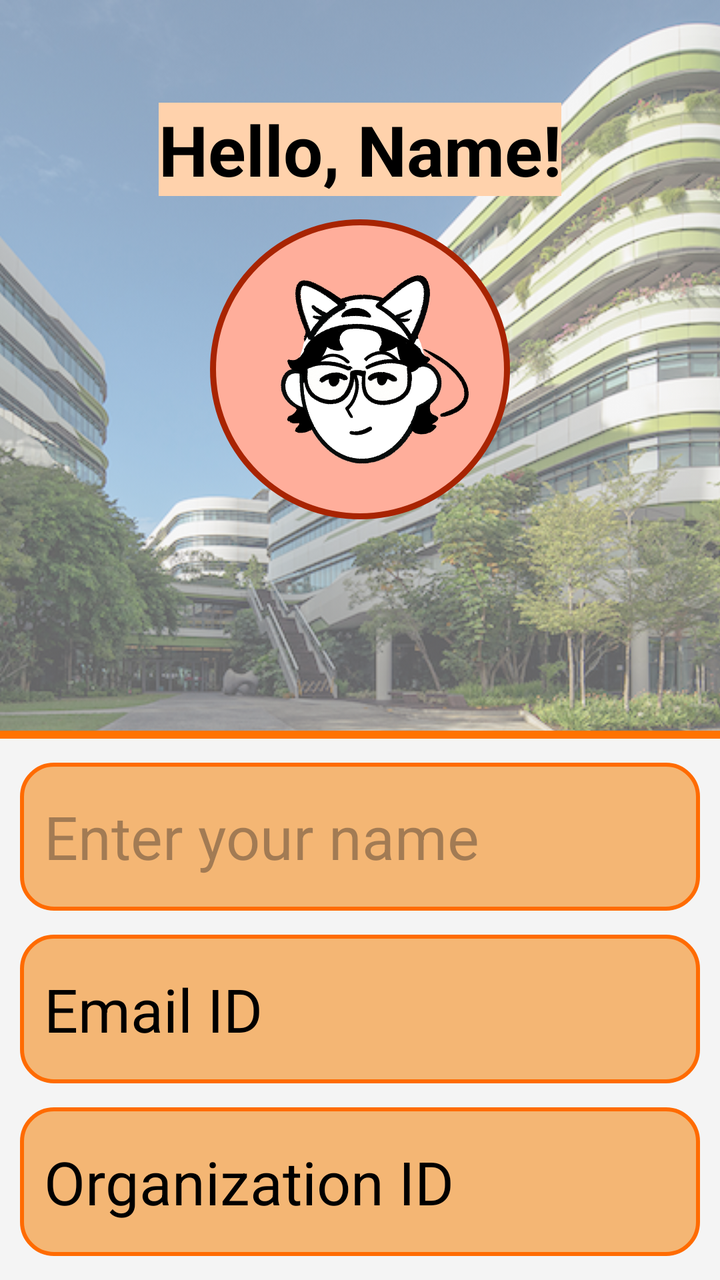
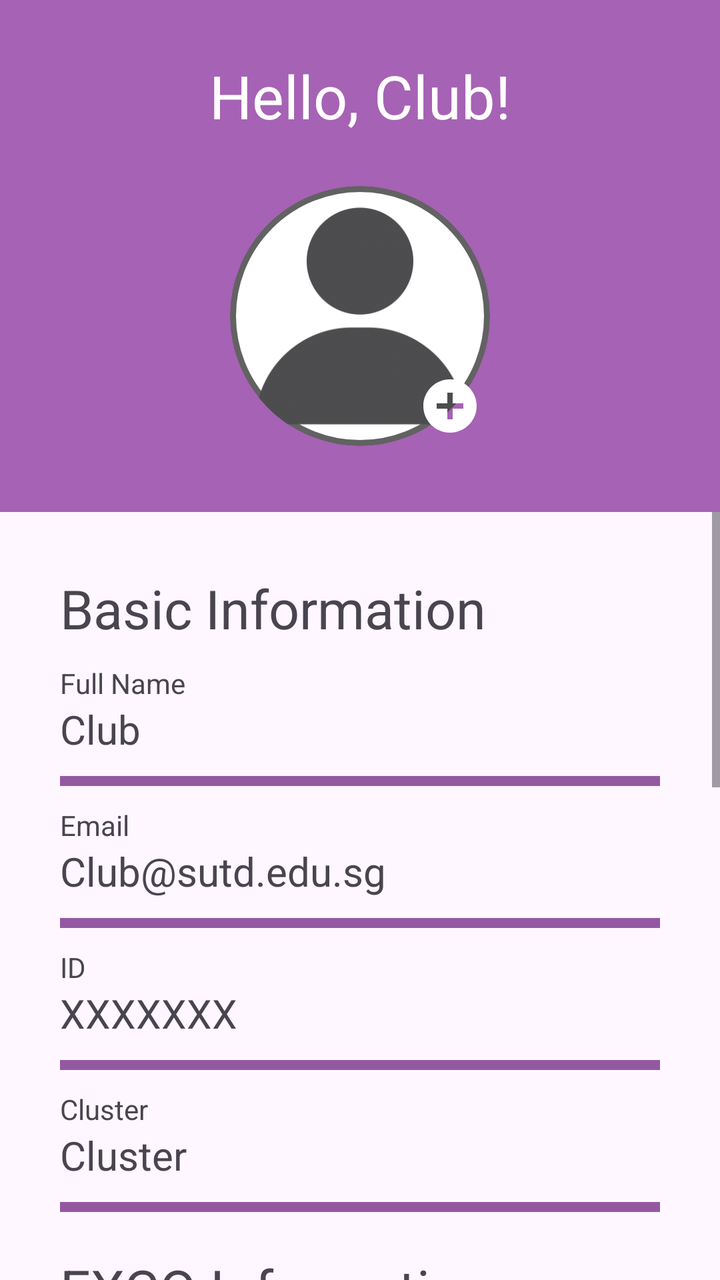

An Android layout rendered at two revisions. The XML below is the earlier revision; the diff shows what the commit changed to produce the second picture.
<!-- AndroidManifest.xml: application theme Theme.Infosys1d -->
<!-- res/layout/fragment_profile_org.xml -->
<?xml version="1.0" encoding="utf-8"?>
<FrameLayout xmlns:android="http://schemas.android.com/apk/res/android"
    xmlns:tools="http://schemas.android.com/tools"
    android:layout_width="match_parent"
    android:layout_height="match_parent"
    tools:context=".ProfileFragmentOrg"
    android:background="#F4F4F4">

    
    <LinearLayout
        android:layout_width="match_parent"
        android:layout_height="match_parent"
        android:orientation="vertical">

        <FrameLayout
            android:layout_width="match_parent"
            android:layout_height="0dp"
            android:layout_weight="3">

            <ImageView
                android:id="@+id/backgroundImage"
                android:layout_width="match_parent"
                android:layout_height="match_parent"
                android:src="@drawable/default_profile"
                android:scaleType="centerCrop"
                android:clickable="true"
                android:focusable="true"
                android:alpha="0.6"/>

            <ImageView
                android:id="@+id/profileImage"
                android:layout_width="150dp"
                android:layout_height="150dp"
                android:layout_gravity="center"
                android:background="@drawable/circle_mask"
                android:scaleType="centerCrop"
                android:src="@drawable/profile_pic"/>

            <TextView
                android:layout_width="wrap_content"
                android:layout_height="wrap_content"
                android:text="Hello, Name!"
                android:textSize="35dp"
                android:layout_gravity="center"
                android:layout_marginBottom="110dp"
                android:textColor="@color/black"
                android:textStyle="bold"
                android:background="#FFD2AC"/>

            <View
                android:layout_width="match_parent"
                android:layout_height="4dp"
                android:layout_gravity="bottom"
                android:layout_marginTop="150dp"
                android:background="#FF7300"/>

        </FrameLayout>

        <LinearLayout
            android:layout_width="match_parent"
            android:layout_height="0dp"
            android:layout_weight="2"
            android:layout_marginTop="12dp"
            android:layout_marginBottom="12dp"
            android:orientation="vertical"
            android:showDividers="middle"
            android:divider="@drawable/spacer_12dp"
            android:dividerPadding="12dp">

            <EditText
                android:id="@+id/name"
                android:layout_width="match_parent"
                android:layout_height="0dp"
                android:layout_weight="1"
                android:layout_marginLeft="10dp"
                android:layout_marginRight="10dp"
                android:background="@drawable/profile_overlay_box"
                android:hint="Enter your name"
                android:textSize="30sp"
                android:padding="12dp"
                android:textColor="@color/black"/>

            <EditText
                android:id="@+id/email"
                android:layout_width="match_parent"
                android:layout_height="0dp"
                android:layout_weight="1"
                android:layout_marginLeft="10dp"
                android:layout_marginRight="10dp"
                android:background="@drawable/profile_overlay_box"
                android:text="Email ID"
                android:textSize="30sp"
                android:padding="12dp"
                android:textColor="@color/black"/>

            <EditText
                android:id="@+id/studentId"
                android:layout_width="match_parent"
                android:layout_height="0dp"
                android:layout_weight="1"
                android:layout_marginLeft="10dp"
                android:layout_marginRight="10dp"
                android:background="@drawable/profile_overlay_box"
                android:text="Organization ID"
                android:textSize="30sp"
                android:padding="12dp"
                android:textColor="@color/black"/>

        </LinearLayout>

    </LinearLayout>

</FrameLayout>
<!-- resources referenced by this layout -->
<resources>
  <color name="black">#FF000000</color>
  <!-- drawable circle_mask (drawable) -->
  <?xml version="1.0" encoding="utf-8"?>
  <shape xmlns:android="http://schemas.android.com/apk/res/android"
      android:shape="oval">
      <solid android:color="#FFAE9B"/>
      <stroke
          android:width="3dp"
          android:color="#A82402"/>
  
  </shape>
  <!-- drawable default_profile: jpg bitmap (drawable, 791952 bytes) -->
  <!-- drawable profile_overlay_box (drawable) -->
  <?xml version="1.0" encoding="utf-8"?>
  <shape xmlns:android="http://schemas.android.com/apk/res/android"
      android:shape="rectangle">
  
      <solid android:color="#F4B674"/>
      <corners android:radius="16dp"/>
      <stroke
          android:width="2dp"
          android:color="#FF6B00"/>
  
  </shape>
  <!-- drawable profile_pic: png bitmap (drawable, 672652 bytes) -->
  <!-- drawable spacer_12dp (drawable) -->
  <?xml version="1.0" encoding="utf-8"?>
  <shape xmlns:android="http://schemas.android.com/apk/res/android"
      android:shape="rectangle">
      <size android:height="12dp" />
      <solid android:color="@android:color/transparent" />
  </shape>
  <style name="Theme.Infosys1d" parent="Base.Theme.Infosys1d" />
  <style name="Base.Theme.Infosys1d" parent="Theme.Material3.DayNight.NoActionBar">
          
          
      </style>
</resources>

<!-- the commit's change to res/layout/fragment_profile_org.xml (unified diff, before → after) -->
@@ -3,8 +3,7 @@
     xmlns:tools="http://schemas.android.com/tools"
     android:layout_width="match_parent"
     android:layout_height="match_parent"
-    tools:context=".ProfileFragmentOrg"
-    android:background="#F4F4F4">
+    tools:context=".ProfileFragmentOrg">
 
     
     <LinearLayout
@@ -15,98 +14,452 @@
         <FrameLayout
             android:layout_width="match_parent"
             android:layout_height="0dp"
-            android:layout_weight="3">
+            android:layout_weight="2">
 
             <ImageView
-                android:id="@+id/backgroundImage"
+                android:id="@+id/background"
                 android:layout_width="match_parent"
                 android:layout_height="match_parent"
-                android:src="@drawable/default_profile"
-                android:scaleType="centerCrop"
+                android:background="#6D0083"
                 android:clickable="true"
                 android:focusable="true"
                 android:alpha="0.6"/>
 
-            <ImageView
-                android:id="@+id/profileImage"
-                android:layout_width="150dp"
-                android:layout_height="150dp"
-                android:layout_gravity="center"
-                android:background="@drawable/circle_mask"
-                android:scaleType="centerCrop"
-                android:src="@drawable/profile_pic"/>
-
             <TextView
                 android:layout_width="wrap_content"
                 android:layout_height="wrap_content"
-                android:text="Hello, Name!"
-                android:textSize="35dp"
                 android:layout_gravity="center"
-                android:layout_marginBottom="110dp"
-                android:textColor="@color/black"
-                android:textStyle="bold"
-                android:background="#FFD2AC"/>
-
-            <View
-                android:layout_width="match_parent"
-                android:layout_height="4dp"
-                android:layout_gravity="bottom"
-                android:layout_marginTop="150dp"
-                android:background="#FF7300"/>
+                android:layout_marginBottom="80dp"
+                android:text="Hello, Club!"
+                android:textSize="30sp"
+                android:textColor="#FFFFFF"/>
+
+            <FrameLayout
+                android:layout_width="130dp"
+                android:layout_height="130dp"
+                android:layout_gravity="center"
+                android:layout_marginTop="30dp">
+
+                <ImageView
+                    android:id="@+id/profileImage"
+                    android:layout_width="130dp"
+                    android:layout_height="130dp"
+                    android:background="@drawable/circle_mask"
+                    android:src="@drawable/profile_picture"
+                    android:layout_gravity="center"
+                    android:scaleType="centerCrop"
+                    android:clipToOutline="true"/>
+
+                <ImageView
+                    android:id="@+id/ImagePicker"
+                    android:layout_width="32dp"
+                    android:layout_height="32dp"
+                    android:layout_gravity="bottom|right"
+                    android:layout_margin="4dp"
+                    android:src="@drawable/profile_change_button" />
+
+            </FrameLayout>
 
         </FrameLayout>
 
-        <LinearLayout
+        <ScrollView
             android:layout_width="match_parent"
             android:layout_height="0dp"
-            android:layout_weight="2"
-            android:layout_marginTop="12dp"
-            android:layout_marginBottom="12dp"
-            android:orientation="vertical"
-            android:showDividers="middle"
-            android:divider="@drawable/spacer_12dp"
-            android:dividerPadding="12dp">
-
-            <EditText
-                android:id="@+id/name"
+            android:layout_weight="3">
+
+            <FrameLayout
                 android:layout_width="match_parent"
-                android:layout_height="0dp"
-                android:layout_weight="1"
-                android:layout_marginLeft="10dp"
-                android:layout_marginRight="10dp"
-                android:background="@drawable/profile_overlay_box"
-                android:hint="Enter your name"
-                android:textSize="30sp"
-                android:padding="12dp"
-                android:textColor="@color/black"/>
-
-            <EditText
-                android:id="@+id/email"
-                android:layout_width="match_parent"
-                android:layout_height="0dp"
-                android:layout_weight="1"
-                android:layout_marginLeft="10dp"
-                android:layout_marginRight="10dp"
-                android:background="@drawable/profile_overlay_box"
-                android:text="Email ID"
-                android:textSize="30sp"
-                android:padding="12dp"
-                android:textColor="@color/black"/>
-
-            <EditText
-                android:id="@+id/studentId"
-                android:layout_width="match_parent"
-                android:layout_height="0dp"
-                android:layout_weight="1"
-                android:layout_marginLeft="10dp"
-                android:layout_marginRight="10dp"
-                android:background="@drawable/profile_overlay_box"
-                android:text="Organization ID"
-                android:textSize="30sp"
-                android:padding="12dp"
-                android:textColor="@color/black"/>
-
-        </LinearLayout>
+                android:layout_height="match_parent">
+
+                <LinearLayout
+                    android:layout_width="match_parent"
+                    android:layout_height="match_parent"
+                    android:orientation="vertical"
+                    android:padding="30dp">
+
+                    <TextView
+                        android:layout_width="match_parent"
+                        android:layout_height="wrap_content"
+                        android:layout_weight="1"
+                        android:text="Basic Information"
+                        android:textSize="27sp"
+                        android:paddingBottom="10dp"/>
+
+                    <LinearLayout
+                        android:id="@+id/NameField"
+                        android:layout_width="match_parent"
+                        android:layout_height="wrap_content"
+                        android:layout_weight="1"
+                        android:orientation="vertical"
+                        android:gravity="center_vertical">
+
+                        <TextView
+                            android:layout_width="match_parent"
+                            android:layout_height="wrap_content"
+                            android:text="Full Name"/>
+
+                        <TextView
+                            android:layout_width="match_parent"
+                            android:layout_height="wrap_content"
+                            android:text="Club"
+                            android:textSize="20sp"/>
+
+                        <View
+                            android:layout_width="match_parent"
+                            android:layout_height="5dp"
+                            android:background="#9458A1"
+                            android:layout_marginTop="10dp"
+                            android:layout_marginBottom="10dp" />
+
+                    </LinearLayout>
+
+                    <LinearLayout
+                        android:id="@+id/EmailField"
+                        android:layout_width="match_parent"
+                        android:layout_height="wrap_content"
+                        android:layout_weight="1"
+                        android:orientation="vertical"
+                        android:gravity="center_vertical">
+
+                        <TextView
+                            android:layout_width="match_parent"
+                            android:layout_height="wrap_content"
+                            android:text="Email"/>
+
+                        <TextView
+                            android:layout_width="match_parent"
+                            android:layout_height="wrap_content"
+                            android:text="Club@sutd.edu.sg"
+                            android:textSize="20sp"/>
+
+                        <View
+                            android:layout_width="match_parent"
+                            android:layout_height="5dp"
+                            android:background="#9458A1"
+                            android:layout_marginTop="10dp"
+                            android:layout_marginBottom="10dp" />
+
+                    </LinearLayout>
+
+                    <LinearLayout
+                        android:id="@+id/IdField"
+                        android:layout_width="match_parent"
+                        android:layout_height="wrap_content"
+                        android:layout_weight="1"
+                        android:orientation="vertical"
+                        android:gravity="center_vertical">
+
+                        <TextView
+                            android:layout_width="match_parent"
+                            android:layout_height="wrap_content"
+                            android:text="ID"/>
+
+                        <TextView
+                            android:layout_width="match_parent"
+                            android:layout_height="wrap_content"
+                            android:text="XXXXXXX"
+                            android:textSize="20sp"/>
+
+                        <View
+                            android:layout_width="match_parent"
+                            android:layout_height="5dp"
+                            android:background="#9458A1"
+                            android:layout_marginTop="10dp"
+                            android:layout_marginBottom="10dp" />
+
+                    </LinearLayout>
+
+                    <LinearLayout
+                        android:id="@+id/ClusterField"
+                        android:layout_width="match_parent"
+                        android:layout_height="wrap_content"
+                        android:layout_weight="1"
+                        android:orientation="vertical"
+                        android:gravity="center_vertical">
+
+                        <TextView
+                            android:layout_width="match_parent"
+                            android:layout_height="wrap_content"
+                            android:text="Cluster"/>
+
+                        <TextView
+                            android:layout_width="match_parent"
+                            android:layout_height="wrap_content"
+                            android:text="Cluster"
+                            android:textSize="20sp"/>
+
+                        <View
+                            android:layout_width="match_parent"
+                            android:layout_height="5dp"
+                            android:background="#9458A1"
+                            android:layout_marginTop="10dp"
+                            android:layout_marginBottom="10dp" />
+
+                    </LinearLayout>
+
+                    <TextView
+                        android:layout_width="match_parent"
+                        android:layout_height="wrap_content"
+                        android:layout_weight="1"
+                        android:text="EXCO Information"
+                        android:textSize="27sp"
+                        android:paddingTop="10dp"
+                        android:paddingBottom="10dp"/>
+
+                    <LinearLayout
+                        android:id="@+id/PresidentField"
+                        android:layout_width="match_parent"
+                        android:layout_height="wrap_content"
+                        android:layout_weight="1"
+                        android:orientation="vertical"
+                        android:gravity="center_vertical">
+
+                        <TextView
+                            android:layout_width="match_parent"
+                            android:layout_height="wrap_content"
+                            android:text="President"/>
+
+                        <EditText
+                            android:layout_width="match_parent"
+                            android:layout_height="wrap_content"
+                            android:hint="Add Name"
+                            android:textSize="20sp"
+                            android:background="@drawable/transparent_background"
+                            android:textColor="@color/black"/>
+
+                        <View
+                            android:layout_width="match_parent"
+                            android:layout_height="5dp"
+                            android:background="#9458A1"
+                            android:layout_marginTop="10dp"
+                            android:layout_marginBottom="10dp" />
+
+                    </LinearLayout>
+
+                    <LinearLayout
+                        android:id="@+id/VicePresidentField"
+                        android:layout_width="match_parent"
+                        android:layout_height="wrap_content"
+                        android:layout_weight="1"
+                        android:orientation="vertical"
+                        android:gravity="center_vertical">
+
+                        <TextView
+                            android:layout_width="match_parent"
+                            android:layout_height="wrap_content"
+                            android:text="Vice President"/>
+
+                        <EditText
+                            android:layout_width="match_parent"
+                            android:layout_height="wrap_content"
+                            android:hint="Add Name"
+                            android:textSize="20sp"
+                            android:background="@drawable/transparent_background"
+                            android:textColor="@color/black"/>
+
+                        <View
+                            android:layout_width="match_parent"
+                            android:layout_height="5dp"
+                            android:background="#9458A1"
+                            android:layout_marginTop="10dp"
+                            android:layout_marginBottom="10dp"/>
+
+                    </LinearLayout>
+
+                    <LinearLayout
+                        android:id="@+id/SecretaryField"
+                        android:layout_width="match_parent"
+                        android:layout_height="wrap_content"
+                        android:layout_weight="1"
+                        android:orientation="vertical"
+                        android:gravity="center_vertical">
+
+                        <TextView
+                            android:layout_width="match_parent"
+                            android:layout_height="wrap_content"
+                            android:text="Secretary"/>
+
+                        <EditText
+                            android:layout_width="match_parent"
+                            android:layout_height="wrap_content"
+                            android:hint="Add Name"
+                            android:textSize="20sp"
+                            android:background="@drawable/transparent_background"
+                            android:textColor="@color/black"/>
+
+                        <View
+                            android:layout_width="match_parent"
+                            android:layout_height="5dp"
+                            android:background="#9458A1"
+                            android:layout_marginTop="10dp"
+                            android:layout_marginBottom="10dp" />
+
+                    </LinearLayout>
+
+                    <LinearLayout
+                        android:id="@+id/TreasurerField"
+                        android:layout_width="match_parent"
+                        android:layout_height="wrap_content"
+                        android:layout_weight="1"
+                        android:orientation="vertical"
+                        android:gravity="center_vertical">
+
+                        <TextView
+                            android:layout_width="match_parent"
+                            android:layout_height="wrap_content"
+                            android:text="Treasurer"/>
+
+                        <EditText
+                            android:layout_width="match_parent"
+                            android:layout_height="wrap_content"
+                            android:hint="Add Name"
+                            android:textSize="20sp"
+                            android:background="@drawable/transparent_background"
+                            android:textColor="@color/black"/>
+
+                        <View
+                            android:layout_width="match_parent"
+                            android:layout_height="5dp"
+                            android:background="#9458A1"
+                            android:layout_marginTop="10dp"
+                            android:layout_marginBottom="10dp" />
+
+                    </LinearLayout>
+
+                    <TextView
+                        android:layout_width="match_parent"
+                        android:layout_height="wrap_content"
+                        android:layout_weight="1"
+                        android:text="Contact Information"
+                        android:textSize="27sp"
+                        android:paddingTop="10dp"
+                        android:paddingBottom="10dp"/>
+
+                    <LinearLayout
+                        android:id="@+id/PresidentTelegramField"
+                        android:layout_width="match_parent"
+                        android:layout_height="wrap_content"
+                        android:layout_weight="1"
+                        android:orientation="vertical"
+                        android:gravity="center_vertical">
+
+                        <TextView
+                            android:layout_width="match_parent"
+                            android:layout_height="wrap_content"
+                            android:text="President's Telegram"/>
+
+                        <EditText
+                            android:layout_width="match_parent"
+                            android:layout_height="wrap_content"
+                            android:hint="Add Telegram"
+                            android:textSize="20sp"
+                            android:background="@drawable/transparent_background"
+                            android:textColor="@color/black"/>
+
+                        <View
+                            android:layout_width="match_parent"
+                            android:layout_height="5dp"
+                            android:background="#9458A1"
+                            android:layout_marginTop="10dp"
+                            android:layout_marginBottom="10dp" />
+
+                    </LinearLayout>
+
+                    <LinearLayout
+                        android:id="@+id/VicePresidentTelegramField"
+                        android:layout_width="match_parent"
+                        android:layout_height="wrap_content"
+                        android:layout_weight="1"
+                        android:orientation="vertical"
+                        android:gravity="center_vertical">
+
+                        <TextView
+                            android:layout_width="match_parent"
+                            android:layout_height="wrap_content"
+                            android:text="Vice President's Telegram"/>
+
+                        <EditText
+                            android:layout_width="match_parent"
+                            android:layout_height="wrap_content"
+                            android:hint="Add Telegram"
+                            android:textSize="20sp"
+                            android:background="@drawable/transparent_background"
+                            android:textColor="@color/black"/>
+
+                        <View
+                            android:layout_width="match_parent"
+                            android:layout_height="5dp"
+                            android:background="#9458A1"
+                            android:layout_marginTop="10dp"
+                            android:layout_marginBottom="10dp" />
+
+                    </LinearLayout>
+
+                    <LinearLayout
+                        android:id="@+id/SecretaryTelegramField"
+                        android:layout_width="match_parent"
+                        android:layout_height="wrap_content"
+                        android:layout_weight="1"
+                        android:orientation="vertical"
+                        android:gravity="center_vertical">
+
+                        <TextView
+                            android:layout_width="match_parent"
+                            android:layout_height="wrap_content"
+                            android:text="Secretary's Telegram"/>
+
+                        <EditText
+                            android:layout_width="match_parent"
+                            android:layout_height="wrap_content"
+                            android:hint="Add Telegram"
+                            android:textSize="20sp"
+                            android:background="@drawable/transparent_background"
+                            android:textColor="@color/black"/>
+
+                        <View
+                            android:layout_width="match_parent"
+                            android:layout_height="5dp"
+                            android:background="#9458A1"
+                            android:layout_marginTop="10dp"
+                            android:layout_marginBottom="10dp" />
+
+                    </LinearLayout>
+
+                    <LinearLayout
+                        android:id="@+id/TreasurerTelegramField"
+                        android:layout_width="match_parent"
+                        android:layout_height="wrap_content"
+                        android:layout_weight="1"
+                        android:orientation="vertical"
+                        android:gravity="center_vertical">
+
+                        <TextView
+                            android:layout_width="match_parent"
+                            android:layout_height="wrap_content"
+                            android:text="Treasurer's Telegram"/>
+
+                        <EditText
+                            android:layout_width="match_parent"
+                            android:layout_height="wrap_content"
+                            android:hint="Add Telegram"
+                            android:textSize="20sp"
+                            android:background="@drawable/transparent_background"
+                            android:textColor="@color/black"/>
+
+                        <View
+                            android:layout_width="match_parent"
+                            android:layout_height="5dp"
+                            android:background="#9458A1"
+                            android:layout_marginTop="10dp"
+                            android:layout_marginBottom="10dp" />
+
+                    </LinearLayout>
+
+                </LinearLayout>
+
+            </FrameLayout>
+
+        </ScrollView>
 
     </LinearLayout>
 
<!-- resource entries referenced after the edit -->
@@ -5,31 +5,22 @@
   <?xml version="1.0" encoding="utf-8"?>
   <shape xmlns:android="http://schemas.android.com/apk/res/android"
       android:shape="oval">
-      <solid android:color="#FFAE9B"/>
+      <solid android:color="#FFFFFF"/>
       <stroke
           android:width="3dp"
-          android:color="#A82402"/>
+          android:color="#626262"/>
   
   </shape>
-  <!-- drawable default_profile: jpg bitmap (drawable, 791952 bytes) -->
-  <!-- drawable profile_overlay_box (drawable) -->
-  <?xml version="1.0" encoding="utf-8"?>
+  <!-- drawable profile_change_button (drawable) -->
+  <vector xmlns:android="http://schemas.android.com/apk/res/android" android:height="24dp" android:tint="#FFFFFF" android:viewportHeight="24" android:viewportWidth="24" android:width="24dp">
+        
+      <path android:fillColor="@android:color/white" android:pathData="M12,2C6.48,2 2,6.48 2,12s4.48,10 10,10 10,-4.48 10,-10S17.52,2 12,2zM17,13h-4v4h-2v-4L7,13v-2h4L11,7h2v4h4v2z"/>
+      
+  </vector>
+  <!-- drawable profile_picture: png bitmap (drawable, 20981 bytes) -->
+  <!-- drawable transparent_background (drawable) -->
   <shape xmlns:android="http://schemas.android.com/apk/res/android"
       android:shape="rectangle">
-  
-      <solid android:color="#F4B674"/>
-      <corners android:radius="16dp"/>
-      <stroke
-          android:width="2dp"
-          android:color="#FF6B00"/>
-  
-  </shape>
-  <!-- drawable profile_pic: png bitmap (drawable, 672652 bytes) -->
-  <!-- drawable spacer_12dp (drawable) -->
-  <?xml version="1.0" encoding="utf-8"?>
-  <shape xmlns:android="http://schemas.android.com/apk/res/android"
-      android:shape="rectangle">
-      <size android:height="12dp" />
       <solid android:color="@android:color/transparent" />
   </shape>
   <style name="Theme.Infosys1d" parent="Base.Theme.Infosys1d" />
